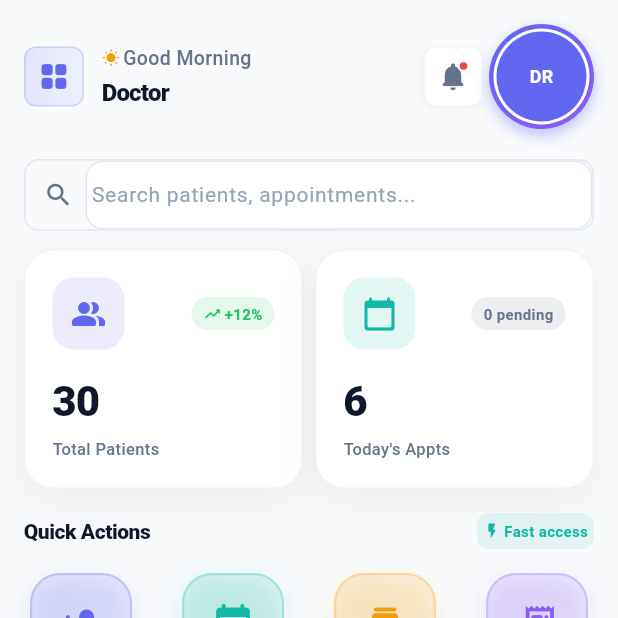
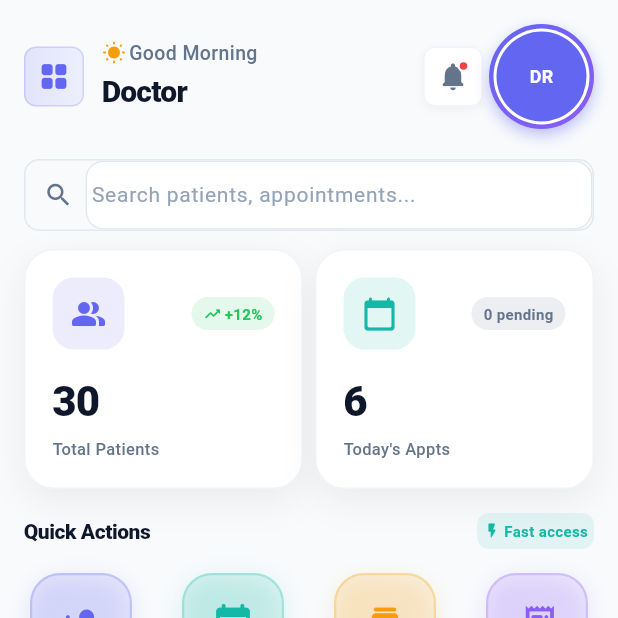
Before and after one commit to HuzaifDharejo/doctor_app, a Flutter app: the screen it shows after launch, on a phone screen of 412 x 824 dp, the top half of it. Run offline on Flutter 3.47's test engine with Material 3 defaults, Android fonts, the phone set to English and light mode, and no system bars; drawn by our look-alikes of fl_chart; our stand-ins replace drift, drift_flutter, file_picker, flutter_riverpod, pdf, printing and 1 more; accounts and stored records are empty; generated files the repository leaves out were written again.

Commit message:
fix: remove unused imports, fix deprecation warnings, and UI consistency issues

```diff
--- a/lib/src/db/doctor_db.dart
+++ b/lib/src/db/doctor_db.dart
@@ -1,6 +1,5 @@
 // Minimal Drift DB. Run `flutter pub run build_runner build` to generate code.
 import 'package:drift/drift.dart';
-import 'package:flutter/foundation.dart';
 
 // Conditional imports for platform-specific code
 import 'doctor_db_native.dart' if (dart.library.html) 'doctor_db_web.dart' as impl;
--- a/lib/src/providers/db_provider.dart
+++ b/lib/src/providers/db_provider.dart
@@ -1,5 +1,4 @@
 import 'package:flutter_riverpod/flutter_riverpod.dart';
-import 'package:flutter/foundation.dart';
 import '../db/doctor_db.dart';
 import '../services/seed_data_service.dart';
 import '../services/doctor_settings_service.dart';
--- a/lib/src/theme/app_theme.dart
+++ b/lib/src/theme/app_theme.dart
@@ -215,7 +215,7 @@ class AppTheme {
 
       // Chip Theme
       chipTheme: ChipThemeData(
-        backgroundColor: AppColors.primaryLight.withOpacity(0.1),
+        backgroundColor: AppColors.primaryLight.withValues(alpha: 0.1),
         labelStyle: const TextStyle(color: AppColors.primary),
         padding: const EdgeInsets.symmetric(horizontal: 12, vertical: 8),
         shape: RoundedRectangleBorder(
@@ -417,7 +417,7 @@ class AppTheme {
 
       // Chip Theme
       chipTheme: ChipThemeData(
-        backgroundColor: AppColors.primaryLight.withOpacity(0.1),
+        backgroundColor: AppColors.primaryLight.withValues(alpha: 0.1),
         labelStyle: const TextStyle(color: AppColors.primaryLight),
         padding: const EdgeInsets.symmetric(horizontal: 12, vertical: 8),
         shape: RoundedRectangleBorder(
--- a/lib/src/ui/screens/add_invoice_screen.dart
+++ b/lib/src/ui/screens/add_invoice_screen.dart
@@ -7,7 +7,6 @@ import 'package:intl/intl.dart';
 
 import '../../db/doctor_db.dart';
 import '../../providers/db_provider.dart';
-import '../../services/doctor_settings_service.dart';
 import '../../services/suggestions_service.dart';
 import '../widgets/suggestion_text_field.dart';
 
--- a/lib/src/ui/screens/add_patient_screen.dart
+++ b/lib/src/ui/screens/add_patient_screen.dart
@@ -1,4 +1,3 @@
-import 'dart:convert';
 import 'dart:typed_data';
 import 'package:flutter/material.dart';
 import 'package:flutter_riverpod/flutter_riverpod.dart';
--- a/lib/src/ui/screens/appointments_screen.dart
+++ b/lib/src/ui/screens/appointments_screen.dart
@@ -134,7 +134,7 @@ class _AppointmentsScreenState extends ConsumerState<AppointmentsScreen> {
             onTap: () => setState(() => _selectedDate = date),
             child: AnimatedContainer(
               duration: AppDuration.fast,
-              width: isCompact ? 60 : 72,
+              width: isCompact ? 56 : 68,
               margin: EdgeInsets.symmetric(horizontal: isCompact ? AppSpacing.xxs : AppSpacing.xs),
               decoration: BoxDecoration(
                 gradient: isSelected
--- a/lib/src/ui/screens/billing_screen.dart
+++ b/lib/src/ui/screens/billing_screen.dart
@@ -5,7 +5,6 @@ import 'package:intl/intl.dart';
 import '../../core/core.dart';
 import '../../db/doctor_db.dart';
 import '../../providers/db_provider.dart';
-import '../../services/doctor_settings_service.dart';
 import '../../services/whatsapp_service.dart';
 import '../../services/pdf_service.dart';
 import '../../theme/app_theme.dart';
@@ -225,7 +224,8 @@ class _BillingScreenState extends ConsumerState<BillingScreen> {
             ),
           ),
           const SizedBox(height: 4),
-          FittedBox(
+          Flexible(
+            child: FittedBox(
               fit: BoxFit.scaleDown,
               alignment: Alignment.centerLeft,
               child: Text(
@@ -237,6 +237,7 @@ class _BillingScreenState extends ConsumerState<BillingScreen> {
                       ? Colors.white
                       : Theme.of(context).colorScheme.onSurface,
                   letterSpacing: -0.5,
+                ),
               ),
             ),
           ),
--- a/lib/src/ui/screens/dashboard_screen.dart
+++ b/lib/src/ui/screens/dashboard_screen.dart
@@ -4,14 +4,12 @@ import '../../core/core.dart';
 import '../../db/doctor_db.dart';
 import '../../providers/db_provider.dart';
 import '../../theme/app_theme.dart';
-import '../../utils/pkr_currency.dart';
 import '../widgets/stat_card.dart';
 import '../widgets/patient_card.dart';
 import '../widgets/quick_action_button.dart';
 import '../widgets/global_search_bar.dart';
 import '../widgets/dashboard_charts.dart';
 import 'patients_screen.dart';
-import 'appointments_screen.dart';
 import 'add_patient_screen.dart';
 import 'add_appointment_screen.dart';
 import 'add_prescription_screen.dart';
@@ -223,7 +221,7 @@ class DashboardScreen extends ConsumerWidget {
                         children: [
                           Icon(
                             greetingIcon,
-                            size: isCompact ? AppIconSize.xs : AppFontSize.sm,
+                            size: isCompact ? 14.0 : 16.0,
                             color: AppColors.warning,
                           ),
                           const SizedBox(width: AppSpacing.xxs),
@@ -241,11 +239,13 @@ class DashboardScreen extends ConsumerWidget {
                       Text(
                         profile.displayName,
                         style: TextStyle(
-                          fontSize: isCompact ? AppSpacing.md : AppSpacing.lg,
+                          fontSize: isCompact ? 18.0 : 20.0,
                           fontWeight: FontWeight.w800,
                           color: context.colorScheme.onSurface,
                           letterSpacing: -0.5,
                         ),
+                        maxLines: 1,
+                        overflow: TextOverflow.ellipsis,
                       ),
                     ],
                   ),
--- a/lib/src/ui/screens/doctor_profile_screen.dart
+++ b/lib/src/ui/screens/doctor_profile_screen.dart
@@ -1,6 +1,5 @@
 import 'package:flutter/material.dart';
 import 'package:flutter_riverpod/flutter_riverpod.dart';
-import 'package:intl/intl.dart';
 import '../../providers/db_provider.dart';
 import '../../services/doctor_settings_service.dart';
 
--- a/lib/src/ui/screens/prescriptions_screen.dart
+++ b/lib/src/ui/screens/prescriptions_screen.dart
@@ -5,7 +5,6 @@ import 'package:intl/intl.dart';
 import '../../core/core.dart';
 import '../../db/doctor_db.dart';
 import '../../providers/db_provider.dart';
-import '../../services/doctor_settings_service.dart';
 import '../../services/whatsapp_service.dart';
 import '../../services/pdf_service.dart';
 import '../../theme/app_theme.dart';
--- a/lib/src/ui/screens/settings_screen.dart
+++ b/lib/src/ui/screens/settings_screen.dart
@@ -3,7 +3,6 @@ import 'package:flutter_riverpod/flutter_riverpod.dart';
 import '../../core/core.dart';
 import '../../theme/app_theme.dart';
 import '../../providers/db_provider.dart';
-import '../../services/backup_service.dart';
 import '../../services/seed_data_service.dart';
 import 'doctor_profile_screen.dart';
 
@@ -110,7 +109,7 @@ class SettingsScreen extends ConsumerWidget {
                 ),
               ),
             ),
-            SizedBox(width: isCompact ? AppSpacing.sm : AppFontSize.lg),
+            SizedBox(width: isCompact ? AppSpacing.sm : AppSpacing.lg),
             Expanded(
               child: Column(
                 crossAxisAlignment: CrossAxisAlignment.start,
@@ -175,7 +174,7 @@ class SettingsScreen extends ConsumerWidget {
               child: Icon(
                 Icons.arrow_forward_ios_rounded,
                 color: Colors.white,
-                size: isCompact ? AppSpacing.md : AppFontSize.lg,
+                size: isCompact ? 16.0 : 18.0,
               ),
             ),
           ],
--- a/lib/src/ui/widgets/patient_avatar.dart
+++ b/lib/src/ui/widgets/patient_avatar.dart
@@ -1,5 +1,4 @@
 import 'dart:convert';
-import 'dart:typed_data';
 import 'package:flutter/material.dart';
 import 'package:file_picker/file_picker.dart';
 import '../../theme/app_theme.dart';
--- a/lib/src/ui/widgets/quick_action_button.dart
+++ b/lib/src/ui/widgets/quick_action_button.dart
@@ -1,5 +1,4 @@
 import 'package:flutter/material.dart';
-import '../../theme/app_theme.dart';
 
 class QuickActionButton extends StatefulWidget {
   final IconData icon;
--- a/lib/src/ui/widgets/suggestion_text_field.dart
+++ b/lib/src/ui/widgets/suggestion_text_field.dart
@@ -233,6 +233,7 @@ class _VitalTextFieldState extends State<VitalTextField> {
   final FocusNode _focusNode = FocusNode();
   final LayerLink _layerLink = LayerLink();
   OverlayEntry? _overlayEntry;
+  // ignore: unused_field
   bool _isFocused = false;
 
   @override
```
Lines whose indentation alone changed are shown as unchanged.
